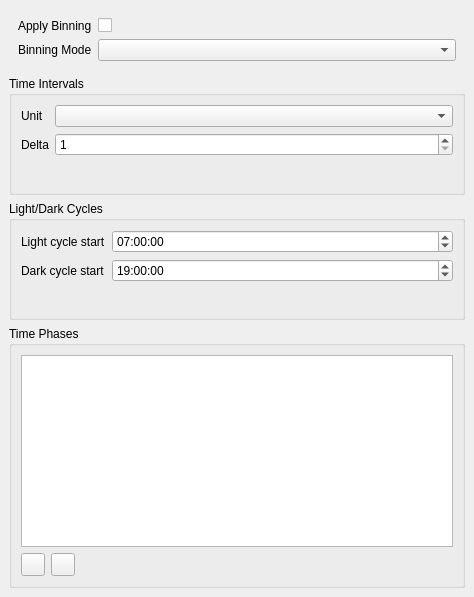
First picture: the form in tse_analytics/views/settings/binning_settings_widget.ui, repository TSE-Systems/tse-analytics, before the edit.
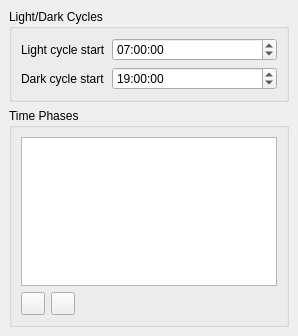
Second picture: the form after the edit. Icons and pictures are not drawn.

Diff of the .ui file:
```diff
--- a/tse_analytics/views/settings/binning_settings_widget.ui
+++ b/tse_analytics/views/settings/binning_settings_widget.ui
@@ -3,14 +3,6 @@
  <author>Anton Rau</author>
  <class>BinningSettingsWidget</class>
  <widget class="QWidget" name="BinningSettingsWidget">
-  <property name="geometry">
-   <rect>
-    <x>0</x>
-    <y>0</y>
-    <width>474</width>
-    <height>597</height>
-   </rect>
-  </property>
   <layout class="QVBoxLayout" name="verticalLayout_2">
    <property name="spacing">
     <number>0</number>
@@ -40,87 +32,13 @@
        <rect>
         <x>0</x>
         <y>0</y>
-        <width>474</width>
-        <height>597</height>
+        <width>298</width>
+        <height>384</height>
        </rect>
       </property>
       <layout class="QVBoxLayout" name="verticalLayout">
-       <item>
-        <widget class="QWidget" name="widgetBinningOptions" native="true">
-         <layout class="QFormLayout" name="formLayout">
-          <item row="0" column="0">
-           <widget class="QLabel" name="applyBinningLabel">
-            <property name="text">
-             <string>Apply Binning</string>
-            </property>
-           </widget>
-          </item>
-          <item row="0" column="1">
-           <widget class="QCheckBox" name="applyBinningCheckBox"/>
-          </item>
-          <item row="1" column="0">
-           <widget class="QLabel" name="binningModeLabel">
-            <property name="text">
-             <string>Binning Mode</string>
-            </property>
-           </widget>
-          </item>
-          <item row="1" column="1">
-           <widget class="QComboBox" name="binningModeComboBox"/>
-          </item>
-         </layout>
-        </widget>
-       </item>
-       <item>
-        <widget class="QGroupBox" name="groupBoxIntervals">
-         <property name="sizePolicy">
-          <sizepolicy hsizetype="Expanding" vsizetype="Expanding">
-           <horstretch>0</horstretch>
-           <verstretch>0</verstretch>
-          </sizepolicy>
-         </property>
-         <property name="title">
-          <string>Time Intervals</string>
-         </property>
-         <layout class="QFormLayout" name="formLayout_2">
-          <item row="0" column="0">
-           <widget class="QLabel" name="unitLabel">
-            <property name="text">
-             <string>Unit</string>
-            </property>
-           </widget>
-          </item>
-          <item row="0" column="1">
-           <widget class="QComboBox" name="unitComboBox"/>
-          </item>
-          <item row="1" column="0">
-           <widget class="QLabel" name="deltaLabel">
-            <property name="text">
-             <string>Delta</string>
-            </property>
-           </widget>
-          </item>
-          <item row="1" column="1">
-           <widget class="QSpinBox" name="deltaSpinBox">
-            <property name="minimum">
-             <number>1</number>
-            </property>
-            <property name="maximum">
-             <number>1000</number>
-            </property>
-           </widget>
-          </item>
-         </layout>
-        </widget>
-       </item>
        <item>
         <widget class="QGroupBox" name="groupBoxCycles">
-         <property name="sizePolicy">
-          <sizepolicy hsizetype="Expanding" vsizetype="Expanding">
-           <horstretch>0</horstretch>
-           <verstretch>0</verstretch>
-          </sizepolicy>
-         </property>
          <property name="title">
           <string>Light/Dark Cycles</string>
          </property>
@@ -166,12 +84,6 @@
        </item>
        <item>
         <widget class="QGroupBox" name="groupBoxPhases">
-         <property name="sizePolicy">
-          <sizepolicy hsizetype="Expanding" vsizetype="Expanding">
-           <horstretch>0</horstretch>
-           <verstretch>0</verstretch>
-          </sizepolicy>
-         </property>
          <property name="title">
           <string>Time Phases</string>
          </property>
```
